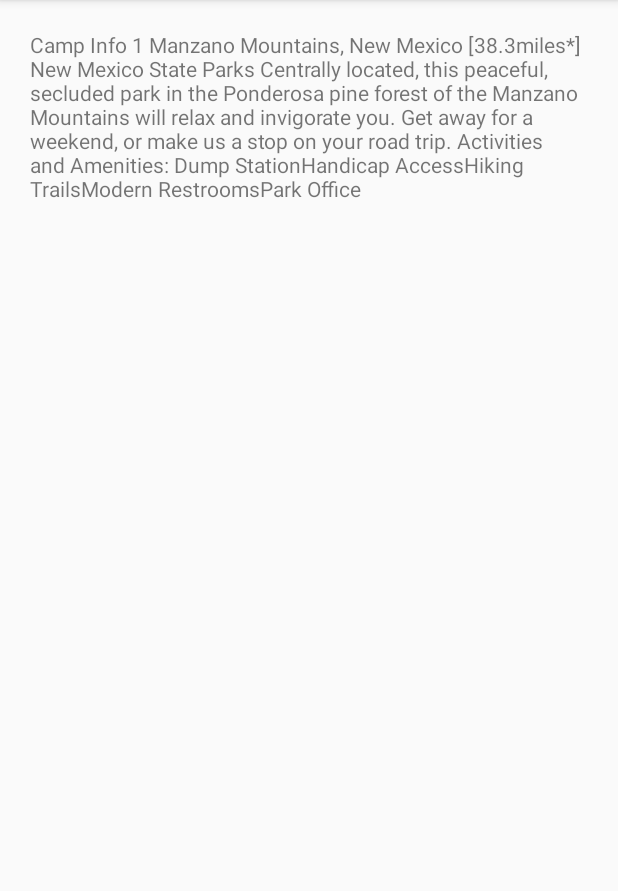
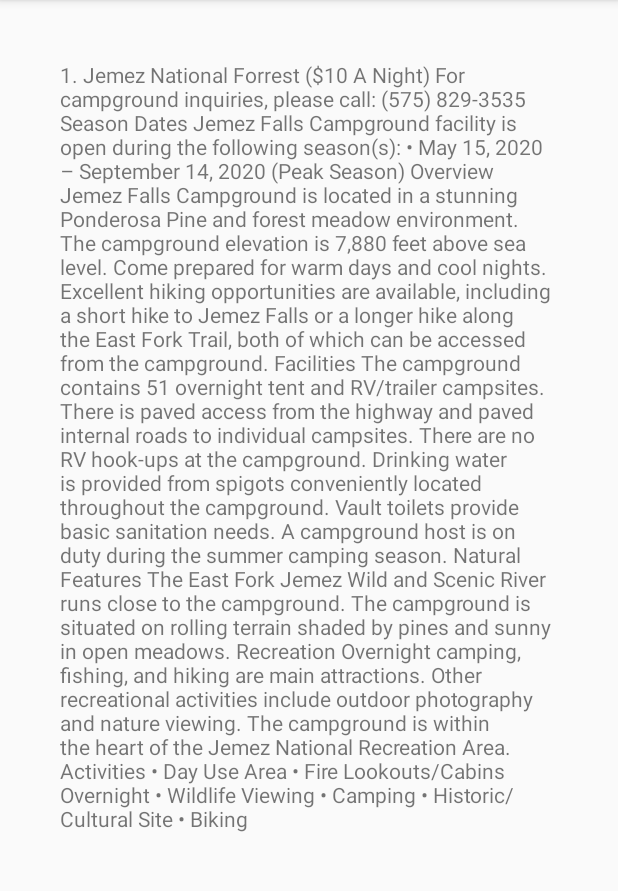
Before and after one commit to jdrake16/trails, an Android app: the Activity8 screen opened directly, with no data from a screen before it, on a phone screen of 412 x 824 dp, the part 84-975 px from its top. Run offline under Robolectric (Android 15) with nearby library versions, the phone set to English and light mode, and no system bars.

```diff
--- a/app/src/main/res/layout/activity_8.xml
+++ b/app/src/main/res/layout/activity_8.xml
@@ -1,4 +1,10 @@
 <?xml version="1.0" encoding="utf-8"?>
+
+<ScrollView xmlns:android="http://schemas.android.com/apk/res/android"
+  android:layout_width="match_parent"
+  android:layout_height="wrap_content"
+  android:fillViewport="false">
+
 <LinearLayout xmlns:android="http://schemas.android.com/apk/res/android"
   android:layout_width="match_parent"
   android:layout_height="match_parent"
@@ -9,9 +15,11 @@
     android:layout_width="match_parent"
     android:layout_height="wrap_content"
     android:text="@string/camp_info_1"
-    android:layout_margin="20dp"
+    android:layout_margin="40dp"
     />
 
 
 
 </LinearLayout>
+
+</ScrollView>
--- a/app/src/main/res/values/strings.xml
+++ b/app/src/main/res/values/strings.xml
@@ -1,12 +1,39 @@
 <resources>
   <string name="app_name">Trails</string>
   <string name="draggable_button">Mobile Community</string>
-  <string name="camp_info_1">Camp Info 1 Manzano Mountains, New Mexico
-[38.3miles*]
-New Mexico State Parks
-Centrally located, this peaceful, secluded park in the Ponderosa pine forest of the Manzano Mountains will relax and invigorate you. Get away for a weekend, or make us a stop on your road trip.
-Activities and Amenities:
-Dump StationHandicap AccessHiking TrailsModern RestroomsPark Office</string>
+  <string name="camp_info_1"> 1. Jemez National Forrest ($10 A Night)
+
+    For campground inquiries, please call: (575) 829-3535
+Season Dates
+
+    Jemez Falls Campground facility is open during the following season(s):
+•	May 15, 2020 – September 14, 2020 (Peak Season)
+
+Overview
+
+    Jemez Falls Campground is located in a stunning Ponderosa Pine and forest meadow environment. The campground elevation is 7,880 feet above sea level. Come prepared for warm days and cool nights. Excellent hiking opportunities are available, including a short hike to Jemez Falls or a longer hike along the East Fork Trail, both of which can be accessed from the campground.
+
+Facilities
+
+    The campground contains 51 overnight tent and RV/trailer campsites. There is paved access from the highway and paved internal roads to individual campsites. There are no RV hook-ups at the campground. Drinking water is provided from spigots conveniently located throughout the campground. Vault toilets provide basic sanitation needs. A campground host is on duty during the summer camping season.
+
+Natural Features
+
+    The East Fork Jemez Wild and Scenic River runs close to the campground. The campground is situated on rolling terrain shaded by pines and sunny in open meadows.
+
+Recreation
+
+    Overnight camping, fishing, and hiking are main attractions. Other recreational activities include outdoor photography and nature viewing. The campground is within the heart of the Jemez National Recreation Area.
+
+
+Activities
+•	Day Use Area
+•	Fire Lookouts/Cabins Overnight
+•	Wildlife Viewing
+•	Camping
+•	Historic/Cultural Site
+•	Biking
+</string>
   <string name="camp_info_2">Camp Info 2 Fenton Lake State Park, New Mexico
 [53.92miles*]
 New Mexico State Parks
```
Also changed, not shown: app/src/main/res/layout/activity_5.xml (+11 -11 lines), app/src/main/res/drawable/black_canyon.png (added), app/src/main/res/drawable/jemez_pic.png (added).
